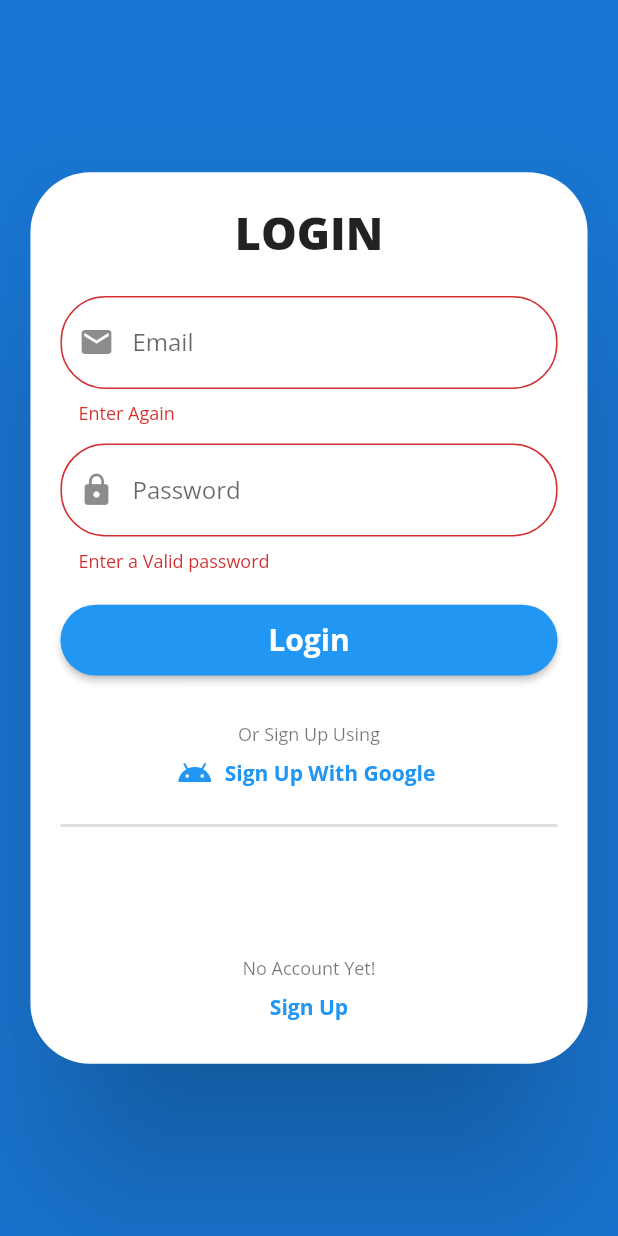
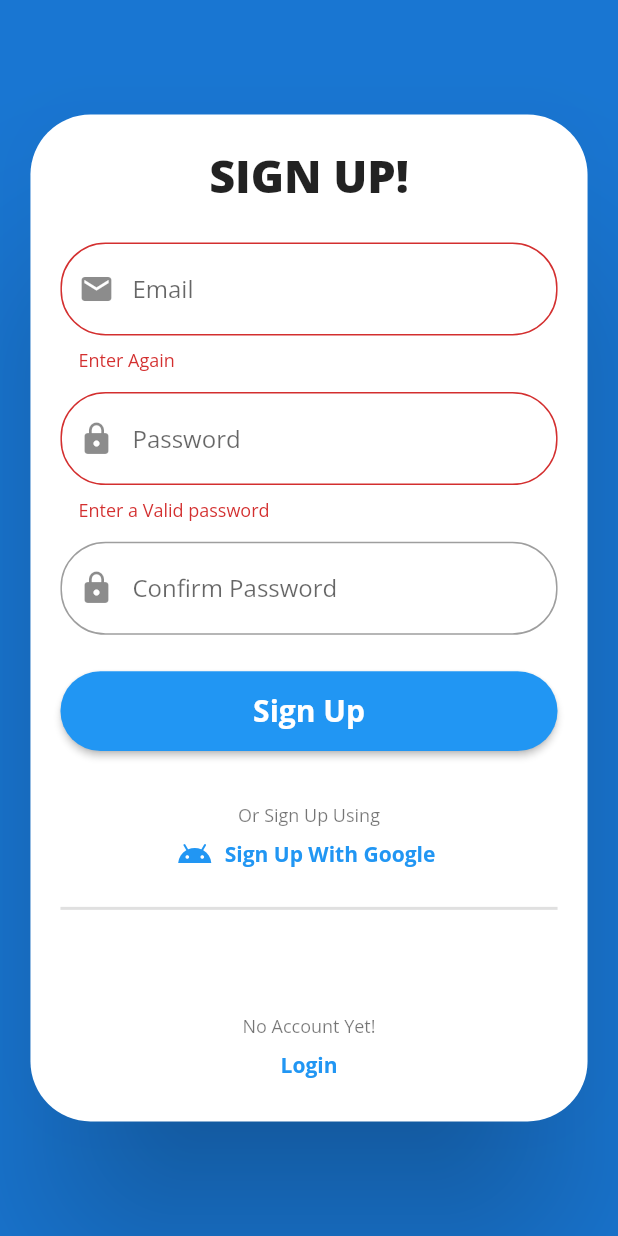
Before and after one commit to YashBagri4412/AuthScreen, a Flutter app: the screen it shows after launch, after a tap on "Login", after a tap on "Sign Up", on a phone screen of 412 x 824 dp. Run offline on Flutter 3.47's test engine with Material 2 defaults, Android fonts, the phone set to English and light mode, and no system bars; our stand-ins replace google_fonts.

Commit message:
The signup Login UI is finished,finishing touches remaining,responsive is bad can be improved

```diff
--- a/lib/Screens/auth_screen.dart
+++ b/lib/Screens/auth_screen.dart
@@ -8,10 +8,13 @@ class AuthScreen extends StatefulWidget {
 
 class _AuthScreenState extends State<AuthScreen> {
   final _key = GlobalKey<FormState>();
+
   final _userNameController = new TextEditingController();
   final _nameFocus = new FocusNode();
   final _passWordFocus = new FocusNode();
+  final _confirmPswFocus = new FocusNode();
   final _passWordController = new TextEditingController();
+  final _confirmPswController = new TextEditingController();
 
   bool _isLogin = true;
   bool _gButtonHighlightState = false;
@@ -40,8 +43,7 @@ class _AuthScreenState extends State<AuthScreen> {
         MediaQuery.of(context).padding.bottom;
     final width = size.width;
     final widthOfContainer = width * 0.95;
-    final heightOfContainer = height * 0.80;
-    print("$heightOfContainer + $widthOfContainer");
+    final heightOfContainer = _isLogin ? height * 0.75 : height * 0.90;
     return Scaffold(
       resizeToAvoidBottomPadding: false,
       backgroundColor: Theme.of(context).primaryColorDark,
@@ -62,7 +64,7 @@ class _AuthScreenState extends State<AuthScreen> {
                 child: Column(
                   children: [
                     Text(
-                      "LOGIN",
+                      _isLogin ? "LOGIN" : "SIGN UP!",
                       style: Theme.of(context).textTheme.headline3,
                     ),
                     SizedBox(
@@ -121,6 +123,35 @@ class _AuthScreenState extends State<AuthScreen> {
                         return null;
                       },
                     ),
+                    if (!_isLogin)
+                      SizedBox(
+                        height: heightOfContainer * 0.020,
+                      ),
+                    if (!_isLogin)
+                      TextFormField(
+                        obscureText: true,
+                        focusNode: _confirmPswFocus,
+                        controller: _confirmPswController,
+                        decoration: InputDecoration(
+                          hintText: "Confirm Password",
+                          prefixIcon: Icon(Icons.lock),
+                          border: OutlineInputBorder(
+                            borderRadius: BorderRadius.circular(30),
+                          ),
+                        ),
+                        validator: (value) {
+                          if (value.isEmpty) {
+                            _passWordController.clear();
+                            return "Enter a Valid password";
+                          } else if (value.length < 4) {
+                            _passWordController.clear();
+                            return "Enter a password more than 4 characters";
+                          } else if (_passWordController.text.isEmpty) {
+                            return "Enter Password Before Confirming it!!";
+                          }
+                          return null;
+                        },
+                      ),
                     SizedBox(
                       height: heightOfContainer * 0.035,
                     ),
@@ -130,7 +161,7 @@ class _AuthScreenState extends State<AuthScreen> {
                       child: RaisedButton(
                         color: Theme.of(context).primaryColor,
                         child: Text(
-                          "Login",
+                          _isLogin ? "Login" : "Sign Up",
                           style: Theme.of(context).textTheme.headline6,
                         ),
                         shape: RoundedRectangleBorder(
@@ -206,7 +237,7 @@ class _AuthScreenState extends State<AuthScreen> {
                                 borderRadius: BorderRadius.circular(30),
                               ),
                               child: Text(
-                                "Sign Up",
+                                _isLogin ? "Sign Up" : "Login",
                                 style: (_sButtonHighlightState)
                                     ? GoogleFonts.openSans(
                                         color: Colors.white,
@@ -222,7 +253,14 @@ class _AuthScreenState extends State<AuthScreen> {
                                   _sButtonHighlightState = value;
                                 });
                               },
-                              onPressed: () {},
+                              onPressed: () {
+                                setState(() {
+                                  _isLogin = !_isLogin;
+                                });
+                                _passWordController.clear();
+                                _userNameController.clear();
+                                FocusScope.of(context).unfocus();
+                              },
                             ),
                           ],
                         ),
```
